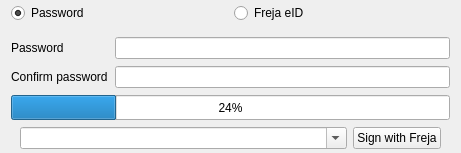
BlockSettle/terminal, file BlockSettleUILib/WalletKeyWidget.ui: the form before one commit.
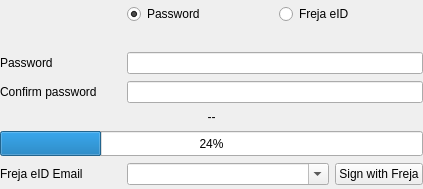
The form after the commit.

Commit message: Create Wallet dialog style fixes

Diff of the .ui file:
```diff
--- a/BlockSettleUILib/WalletKeyWidget.ui
+++ b/BlockSettleUILib/WalletKeyWidget.ui
@@ -6,8 +6,8 @@
    <rect>
     <x>0</x>
     <y>0</y>
-    <width>461</width>
-    <height>153</height>
+    <width>423</width>
+    <height>183</height>
    </rect>
   </property>
   <property name="sizePolicy">
@@ -19,106 +19,34 @@
   <property name="windowTitle">
    <string>Coin Control</string>
   </property>
-  <layout class="QVBoxLayout" name="verticalLayout">
-   <property name="spacing">
-    <number>7</number>
+  <layout class="QGridLayout" name="gridLayout">
+   <property name="leftMargin">
+    <number>0</number>
    </property>
    <property name="topMargin">
-    <number>3</number>
+    <number>4</number>
+   </property>
+   <property name="rightMargin">
+    <number>0</number>
    </property>
    <property name="bottomMargin">
-    <number>3</number>
+    <number>4</number>
    </property>
-   <item>
-    <layout class="QHBoxLayout" name="widgetTypeSelection">
-     <property name="spacing">
-      <number>7</number>
-     </property>
-     <property name="bottomMargin">
-      <number>7</number>
-     </property>
-     <item>
-      <widget class="QRadioButton" name="radioButtonPassword">
-       <property name="text">
-        <string>Password</string>
-       </property>
-       <property name="checked">
-        <bool>true</bool>
-       </property>
-      </widget>
-     </item>
-     <item>
-      <widget class="QRadioButton" name="radioButtonFreja">
-       <property name="text">
-        <string>Freja eID</string>
-       </property>
-      </widget>
-     </item>
-    </layout>
-   </item>
-   <item>
-    <layout class="QGridLayout" name="gridLayout">
-     <item row="0" column="0">
-      <widget class="QLabel" name="labelPassword">
-       <property name="text">
-        <string>Password</string>
-       </property>
-      </widget>
-     </item>
-     <item row="0" column="1">
-      <widget class="QLineEdit" name="lineEditPassword">
-       <property name="echoMode">
-        <enum>QLineEdit::Password</enum>
-       </property>
-      </widget>
-     </item>
-     <item row="1" column="0">
-      <widget class="QLabel" name="labelPasswordConfirm">
-       <property name="minimumSize">
-        <size>
-         <width>90</width>
-         <height>0</height>
-        </size>
-       </property>
-       <property name="text">
-        <string>Confirm password</string>
-       </property>
-      </widget>
-     </item>
-     <item row="1" column="1">
-      <widget class="QLineEdit" name="lineEditPasswordConfirm">
-       <property name="echoMode">
-        <enum>QLineEdit::Password</enum>
-       </property>
-      </widget>
-     </item>
-    </layout>
-   </item>
-   <item>
-    <widget class="QProgressBar" name="progressBar">
-     <property name="minimumSize">
-      <size>
-       <width>0</width>
-       <height>25</height>
-      </size>
-     </property>
-     <property name="maximumSize">
-      <size>
-       <width>16777215</width>
-       <height>25</height>
-      </size>
-     </property>
-     <property name="value">
-      <number>24</number>
-     </property>
-    </widget>
-   </item>
-   <item>
+   <property name="spacing">
+    <number>7</number>
+   </property>
+   <item row="6" column="1" colspan="2">
     <widget class="QWidget" name="widgetFrejaLayout" native="true">
      <layout class="QHBoxLayout" name="widgetFreja">
+      <property name="leftMargin">
+       <number>0</number>
+      </property>
       <property name="topMargin">
        <number>0</number>
       </property>
+      <property name="rightMargin">
+       <number>0</number>
+      </property>
       <property name="bottomMargin">
        <number>0</number>
       </property>
@@ -151,6 +79,118 @@
      </layout>
     </widget>
    </item>
+   <item row="2" column="1" colspan="2">
+    <widget class="QLineEdit" name="lineEditPassword">
+     <property name="echoMode">
+      <enum>QLineEdit::Password</enum>
+     </property>
+    </widget>
+   </item>
+   <item row="1" column="0" colspan="3">
+    <widget class="QLabel" name="labelPadding">
+     <property name="text">
+      <string/>
+     </property>
+    </widget>
+   </item>
+   <item row="3" column="0">
+    <widget class="QLabel" name="labelPasswordConfirm">
+     <property name="text">
+      <string>Confirm password</string>
+     </property>
+    </widget>
+   </item>
+   <item row="2" column="0">
+    <widget class="QLabel" name="labelPassword">
+     <property name="minimumSize">
+      <size>
+       <width>120</width>
+       <height>0</height>
+      </size>
+     </property>
+     <property name="text">
+      <string>Password</string>
+     </property>
+    </widget>
+   </item>
+   <item row="5" column="0" colspan="3">
+    <widget class="QProgressBar" name="progressBar">
+     <property name="minimumSize">
+      <size>
+       <width>0</width>
+       <height>25</height>
+      </size>
+     </property>
+     <property name="maximumSize">
+      <size>
+       <width>16777215</width>
+       <height>25</height>
+      </size>
+     </property>
+     <property name="value">
+      <number>24</number>
+     </property>
+    </widget>
+   </item>
+   <item row="4" column="0" colspan="3">
+    <widget class="QLabel" name="labelFrejeId">
+     <property name="text">
+      <string>--</string>
+     </property>
+     <property name="alignment">
+      <set>Qt::AlignCenter</set>
+     </property>
+    </widget>
+   </item>
+   <item row="3" column="1" colspan="2">
+    <widget class="QLineEdit" name="lineEditPasswordConfirm">
+     <property name="echoMode">
+      <enum>QLineEdit::Password</enum>
+     </property>
+    </widget>
+   </item>
+   <item row="6" column="0">
+    <widget class="QLabel" name="labelFrejaInfo">
+     <property name="minimumSize">
+      <size>
+       <width>120</width>
+       <height>0</height>
+      </size>
+     </property>
+     <property name="text">
+      <string>Freja eID Email</string>
+     </property>
+    </widget>
+   </item>
+   <item row="0" column="2">
+    <widget class="QRadioButton" name="radioButtonFreja">
+     <property name="sizePolicy">
+      <sizepolicy hsizetype="Expanding" vsizetype="Fixed">
+       <horstretch>0</horstretch>
+       <verstretch>0</verstretch>
+      </sizepolicy>
+     </property>
+     <property name="text">
+      <string>Freja eID</string>
+     </property>
+    </widget>
+   </item>
+   <item row="0" column="1">
+    <widget class="QRadioButton" name="radioButtonPassword">
+     <property name="sizePolicy">
+      <sizepolicy hsizetype="Expanding" vsizetype="Fixed">
+       <horstretch>0</horstretch>
+       <verstretch>0</verstretch>
+      </sizepolicy>
+     </property>
+     <property name="text">
+      <string>Password</string>
+     </property>
+     <property name="checked">
+      <bool>true</bool>
+     </property>
+    </widget>
+   </item>
   </layout>
  </widget>
  <resources/>
```
Left out of the diff: 2 changed lines with no effect on the pictures. The commit also changes 13 other files.
